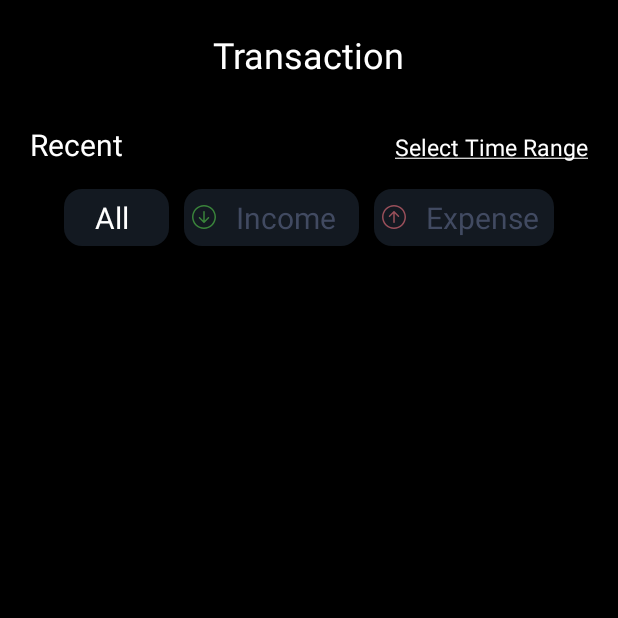
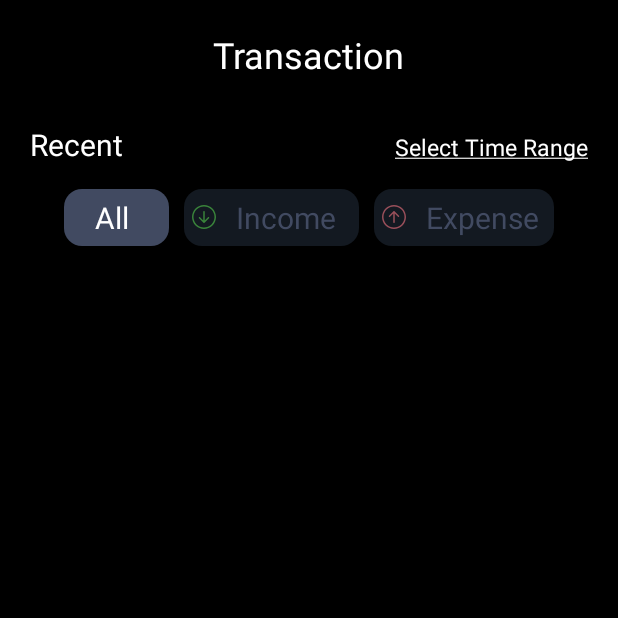
Before and after one commit to giomurghulia/SuperBank, an Android app: the fragment TransactionsFragment shown on its own in the app's theme, after a tap on "All", on a phone screen of 412 x 824 dp, the top half of it. Run offline under Robolectric (Android 15) with nearby library versions, the light colour scheme and no system bars; our stand-ins replace Firebase (no records; nobody signed in at launch, a user with empty details on screens opened directly).

Commit message:
Completed transactions

```diff
--- a/app/src/main/java/com/example/superbank/transactions/transactioninfo/TransactionInfoFragment.kt
+++ b/app/src/main/java/com/example/superbank/transactions/transactioninfo/TransactionInfoFragment.kt
@@ -28,6 +28,9 @@ class TransactionInfoFragment :
             amount.text = amountString
             date.text = args.date
             description.text = args.description
+            backImage.setOnClickListener{
+                requireActivity().onBackPressed()
+            }
         }
     }
 }
--- a/app/src/main/java/com/example/superbank/transactions/ui/TransactionsFragment.kt
+++ b/app/src/main/java/com/example/superbank/transactions/ui/TransactionsFragment.kt
@@ -1,6 +1,7 @@
 package com.example.superbank.transactions.ui
 
 import android.app.DatePickerDialog
+import android.content.res.ColorStateList
 import android.graphics.Color
 import android.os.Bundle
 import android.view.View
@@ -58,7 +59,7 @@ class TransactionsFragment :
         }
     }
 
-     private fun listeners() {
+    private fun listeners() {
         with(binding) {
             income.setOnClickListener {
                 var newList: List<OuterModel> = listOf()
@@ -116,11 +117,16 @@ class TransactionsFragment :
                 dpd.datePicker.maxDate = System.currentTimeMillis()
                 dpd.show()
             }
+            refresh.setOnRefreshListener {
+                bindObservers()
+                time.text = getString(R.string.select_time_range)
+                selectorAll.callOnClick()
+            }
         }
 
     }
 
-     private fun bindObservers() {
+    private fun bindObservers() {
         lifecycleScope.launch {
             repeatOnLifecycle(Lifecycle.State.STARTED) {
                 viewModel.transactionsListFlow.collect {
@@ -148,12 +154,13 @@ class TransactionsFragment :
                             }
                         }
                     }
+                    binding.refresh.isRefreshing = false
                 }
             }
         }
     }
 
-     private fun init() {
+    private fun init() {
         binding.recycler.adapter = adapter
         binding.recycler.layoutManager = LinearLayoutManager(context)
         if (list.isEmpty())
@@ -165,6 +172,13 @@ class TransactionsFragment :
             income.setTextColor(Color.WHITE)
             selectorAll.setTextColor(requireContext().getColor(R.color.not_selected))
             expense.setTextColor(requireContext().getColor(R.color.not_selected))
+
+            income.backgroundTintList =
+                ColorStateList.valueOf(requireContext().getColor(R.color.not_selected))
+            selectorAll.backgroundTintList =
+                ColorStateList.valueOf(requireContext().getColor(R.color.filter_selector_color))
+            expense.backgroundTintList =
+                ColorStateList.valueOf(requireContext().getColor(R.color.filter_selector_color))
         }
     }
 
@@ -173,6 +187,13 @@ class TransactionsFragment :
             expense.setTextColor(Color.WHITE)
             selectorAll.setTextColor(requireContext().getColor(R.color.not_selected))
             income.setTextColor(requireContext().getColor(R.color.not_selected))
+
+            expense.backgroundTintList =
+                ColorStateList.valueOf(requireContext().getColor(R.color.not_selected))
+            income.backgroundTintList =
+                ColorStateList.valueOf(requireContext().getColor(R.color.filter_selector_color))
+            selectorAll.backgroundTintList =
+                ColorStateList.valueOf(requireContext().getColor(R.color.filter_selector_color))
         }
     }
 
@@ -181,6 +202,13 @@ class TransactionsFragment :
             selectorAll.setTextColor(Color.WHITE)
             income.setTextColor(requireContext().getColor(R.color.not_selected))
             expense.setTextColor(requireContext().getColor(R.color.not_selected))
+
+            selectorAll.backgroundTintList =
+                ColorStateList.valueOf(requireContext().getColor(R.color.not_selected))
+            income.backgroundTintList =
+                ColorStateList.valueOf(requireContext().getColor(R.color.filter_selector_color))
+            expense.backgroundTintList =
+                ColorStateList.valueOf(requireContext().getColor(R.color.filter_selector_color))
         }
     }
 
--- a/app/src/main/res/layout/fragment_transactions.xml
+++ b/app/src/main/res/layout/fragment_transactions.xml
@@ -1,7 +1,12 @@
 <?xml version="1.0" encoding="utf-8"?>
-<LinearLayout xmlns:android="http://schemas.android.com/apk/res/android"
+<androidx.swiperefreshlayout.widget.SwipeRefreshLayout xmlns:android="http://schemas.android.com/apk/res/android"
     xmlns:app="http://schemas.android.com/apk/res-auto"
     xmlns:tools="http://schemas.android.com/tools"
+    android:id="@+id/refresh"
+    android:layout_width="match_parent"
+    android:layout_height="match_parent">
+
+    <LinearLayout
         android:layout_width="match_parent"
         android:layout_height="match_parent"
         android:background="@color/black"
@@ -45,10 +50,10 @@
         </LinearLayout>
 
         <LinearLayout
-        android:gravity="center"
             android:layout_width="match_parent"
             android:layout_height="wrap_content"
-        android:layout_marginTop="16dp">
+            android:layout_marginTop="16dp"
+            android:gravity="center">
 
             <TextView
                 android:id="@+id/selector_all"
@@ -56,7 +61,7 @@
                 android:layout_height="wrap_content"
                 android:layout_marginEnd="10dp"
                 android:background="@drawable/shape_item_background"
-            android:backgroundTint="@color/filter_selector_color"
+                android:backgroundTint="@color/not_selected"
                 android:minWidth="70dp"
                 android:padding="5dp"
                 android:paddingStart="10dp"
@@ -107,4 +112,6 @@
             android:id="@+id/recycler"
             android:layout_width="match_parent"
             android:layout_height="match_parent" />
+
     </LinearLayout>
+</androidx.swiperefreshlayout.widget.SwipeRefreshLayout>
--- a/app/src/main/res/layout/outer_recycler_item.xml
+++ b/app/src/main/res/layout/outer_recycler_item.xml
@@ -17,7 +17,6 @@
         android:layout_marginTop="20dp"
         android:layout_width="match_parent"
         android:layout_height="wrap_content"
-        android:background="@drawable/rounded_corners"
         android:backgroundTint="#292929"
         />
 </LinearLayout>
--- a/app/src/main/res/values/colors.xml
+++ b/app/src/main/res/values/colors.xml
@@ -10,4 +10,9 @@
     <color name="filter_selector_color">#414A6180</color>
     <color name="line_separator">#585858</color>
     <color name="not_selected">#414A61</color>
+    <color name="transfer_tint_color">#EAF5DC</color>
+    <color name="grocery_tint_color">#FFDEE2</color>
+    <color name="bill_tint_color">#FFE8CE</color>
+    <color name="card_tint_color">#E7DFFF</color>
+    <color name="salary_tint_color">#D3EAFF</color>
 </resources>
--- a/app/src/main/res/values/strings.xml
+++ b/app/src/main/res/values/strings.xml
@@ -28,5 +28,5 @@
     <string name="transaction_amount">Transaction amount:</string>
     <string name="transaction_date">Transaction date:</string>
     <string name="transaction_description">Transaction description:</string>
-    <string name="transaction_title">Transaction title</string>
+    <string name="transaction_title">Transaction title:</string>
 </resources>
```
Also changed, not shown: app/src/main/java/com/example/superbank/transactions/adapters/InnerAdapter.kt (+3 -6 lines), app/src/main/java/com/example/superbank/transactions/adapters/models/TransactionType.kt (+11 -0 lines), app/src/main/res/layout/fragment_transaction_info.xml (+8 -1 lines), app/src/main/res/layout/inner_recycler_item.xml (+25 -17 lines). Lines whose indentation alone changed are shown as unchanged.
